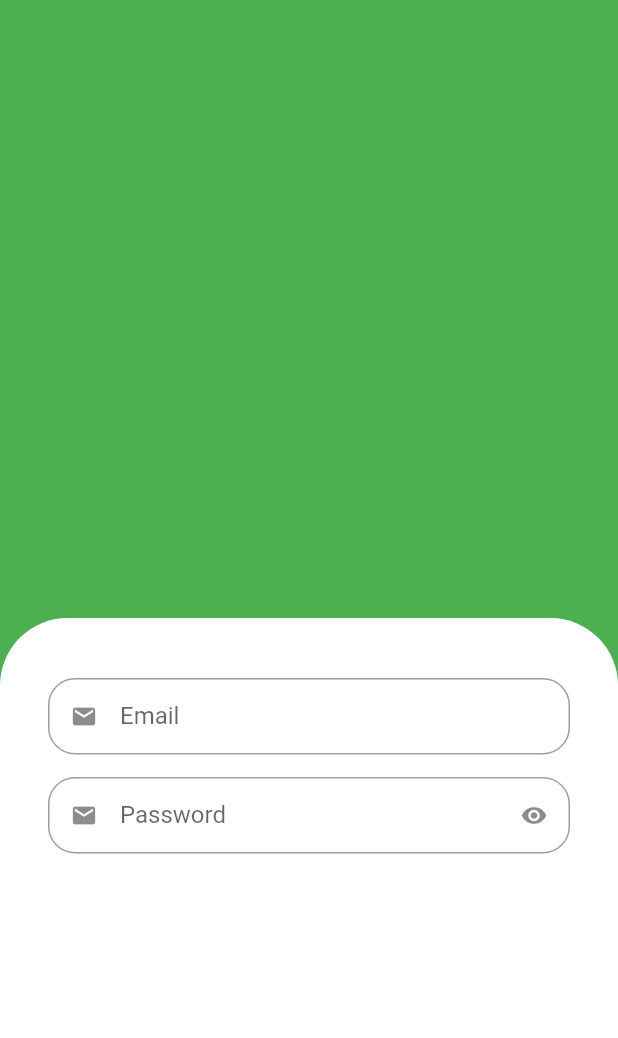
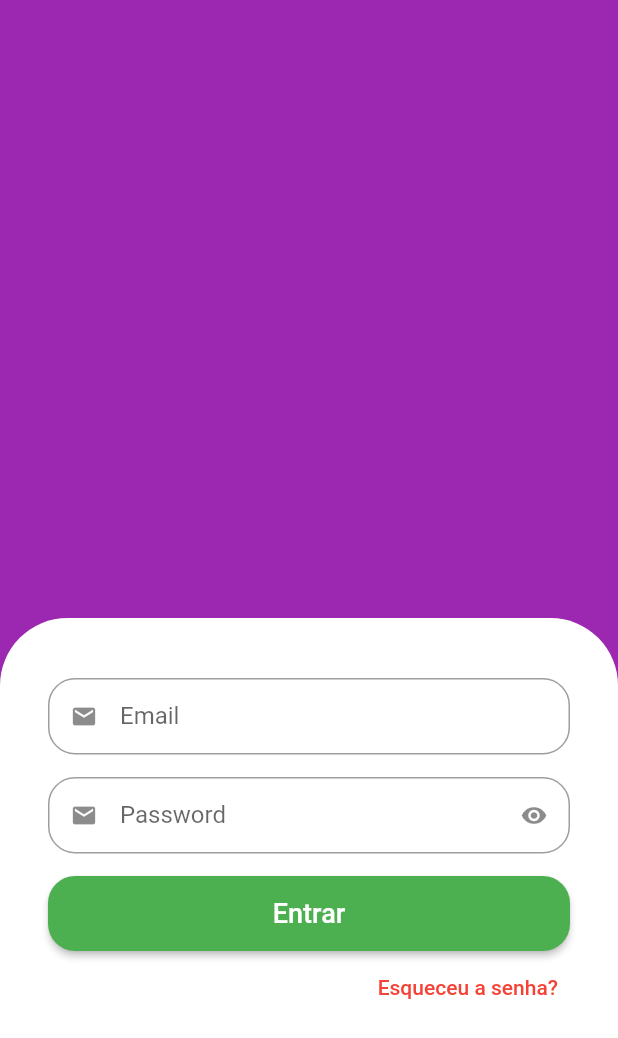
Before and after one commit to juliamarqss/atv-navegation-flutter, a Flutter app: the screen it shows after launch, on a phone screen of 412 x 824 dp. Shown: the top 1038 px of the screen. Run offline on Flutter 3.47's test engine with Material 2 defaults, Android fonts, the light colour scheme and no system bars.

Commit message:
feat: add botão de entrar

```diff
--- a/lib/src/auth/sign_in_screen.dart
+++ b/lib/src/auth/sign_in_screen.dart
@@ -7,12 +7,12 @@ class SignScreen extends StatelessWidget {
   @override
   Widget build(BuildContext context) {
     return Scaffold(
-        backgroundColor: Colors.green,
+        backgroundColor: Colors.purple,
         body: Column(
           children: [
             Expanded(
                 child: Container(
-              color: Colors.green,
+              color: Colors.purple,
             )),
             Expanded(
                 child: Container(
@@ -24,23 +24,53 @@ class SignScreen extends StatelessWidget {
                   color: Colors.white,
                   borderRadius:
                       BorderRadius.vertical(top: Radius.circular(45))),
-              child: Column(children: [
+              child: Column(
+                  crossAxisAlignment: CrossAxisAlignment.stretch,
+                  children: [
                     // Nome
                     // CustomTextField(
                     //   icon: Icons.name,
                     //   label: 'nome'
                     // ),
                     // Email
-                CustomTextField(
+                    const CustomTextField(
                       icon: Icons.email,
                       label: "Email",
                     ),
                     // Senha
-                CustomTextField(
+                    const CustomTextField(
                       icon: Icons.email,
                       label: "Password",
                       isSecret: true,
                     ),
+                    SizedBox(
+                      height: 50,
+                      child: ElevatedButton(
+                        style: ElevatedButton.styleFrom(
+                            shape: RoundedRectangleBorder(
+                          borderRadius: BorderRadius.circular(18),
+                        )),
+                        onPressed: () {},
+                        child: const Text(
+                          'Entrar',
+                          style: TextStyle(
+                            fontSize: 18,
+                          ),
+                        ),
+                      ),
+                    ),
+
+                    Align(
+                      alignment: Alignment.centerRight,
+                      child: TextButton(
+                          onPressed: () {},
+                          child: const Text(
+                            'Esqueceu a senha?',
+                            style: TextStyle(
+                              color: Colors.red,
+                            ),
+                          )),
+                    )
                   ]),
             )),
           ],
```
Lines whose indentation alone changed are shown as unchanged.
